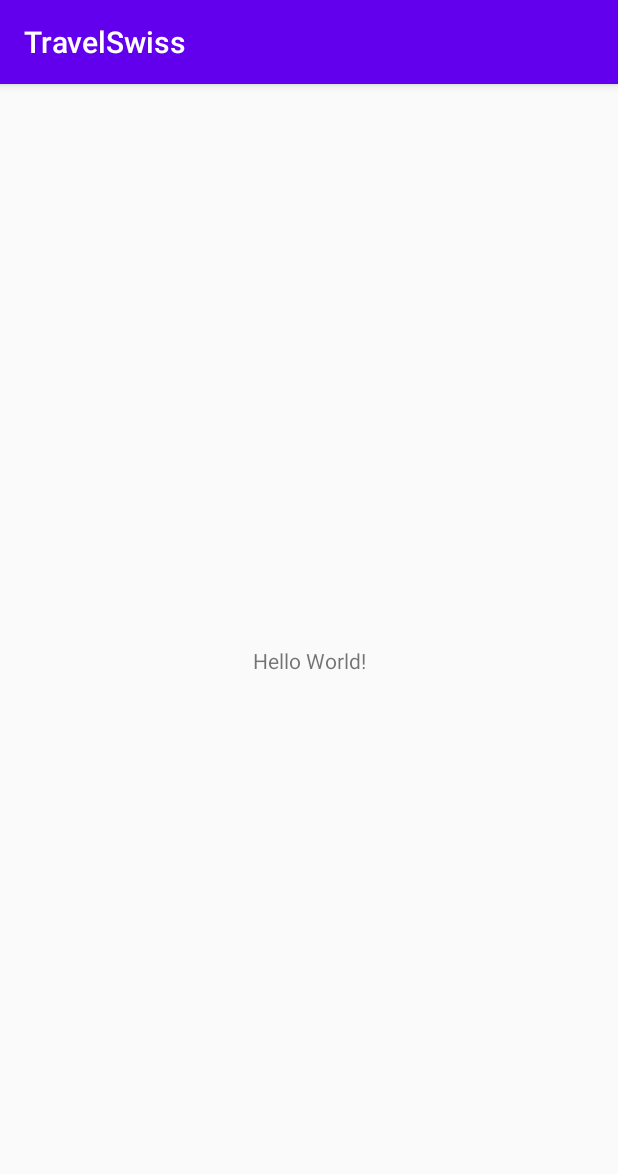
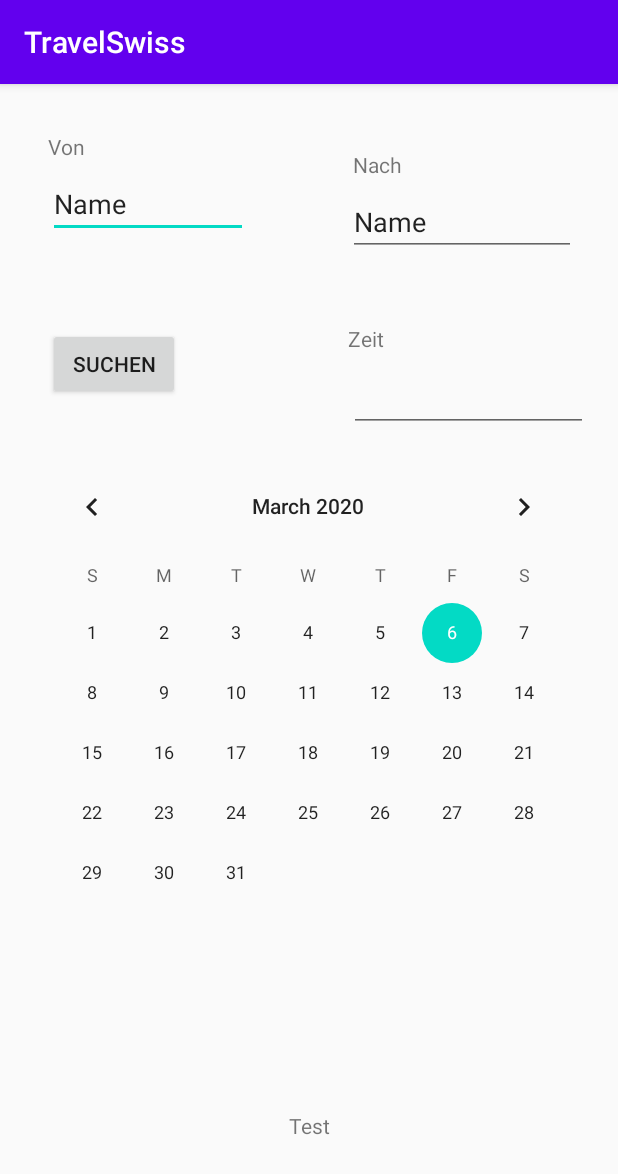
Before and after one commit to PanikSchale2001/TravelSwiss, an Android app: the screen it shows after launch (MainActivity), on a phone screen of 412 x 824 dp. Shown: the top 1174 px of the screen. Run offline under Robolectric (Android 15) with nearby library versions, the phone set to English and light mode, and no system bars.

Commit message:
Test formular homepage

```diff
--- a/app/src/main/java/ninja/jfr/travelswiss/MainActivity.java
+++ b/app/src/main/java/ninja/jfr/travelswiss/MainActivity.java
@@ -2,7 +2,16 @@ package ninja.jfr.travelswiss;
 
 import androidx.appcompat.app.AppCompatActivity;
 
+import android.icu.text.SimpleDateFormat;
 import android.os.Bundle;
+import android.view.View;
+import android.widget.Button;
+import android.widget.CalendarView;
+import android.widget.EditText;
+import android.widget.TextView;
+
+import java.util.Calendar;
+import java.util.Date;
 
 public class MainActivity extends AppCompatActivity {
 
@@ -10,5 +19,36 @@ public class MainActivity extends AppCompatActivity {
     protected void onCreate(Bundle savedInstanceState) {
         super.onCreate(savedInstanceState);
         setContentView(R.layout.activity_main);
+
+        Button button = (Button) findViewById(R.id.search);
+        final TextView textView = (TextView) findViewById(R.id.testText);
+
+
+        final Calendar calendarDate = Calendar.getInstance();
+
+        CalendarView calendarView = findViewById(R.id.calendarView);
+        calendarView.setOnDateChangeListener(new CalendarView.OnDateChangeListener() {
+            @Override
+            public void onSelectedDayChange(CalendarView view, int year, int month, int dayOfMonth) {
+                calendarDate.set(year, month, dayOfMonth);
+
+            }
+        });
+
+
+        button.setOnClickListener(new View.OnClickListener() {
+            @Override
+            public void onClick(View v) {
+                EditText from = (EditText) findViewById(R.id.textFrom);
+                EditText to = (EditText) findViewById(R.id.textTo);
+                EditText time = (EditText) findViewById(R.id.textTime);
+
+                SimpleDateFormat sdf = new SimpleDateFormat("yyyy-MM-dd");
+                String date = sdf.format(calendarDate.getTime());
+                textView.setText(date);
+            }
+        });
     }
+
+
 }
--- /dev/null
+++ b/app/src/main/res/drawable/ic_search_black_24dp.xml
@@ -0,0 +1,9 @@
+<vector xmlns:android="http://schemas.android.com/apk/res/android"
+        android:width="24dp"
+        android:height="24dp"
+        android:viewportWidth="24.0"
+        android:viewportHeight="24.0">
+    <path
+        android:fillColor="#FF000000"
+        android:pathData="M15.5,14h-0.79l-0.28,-0.27C15.41,12.59 16,11.11 16,9.5 16,5.91 13.09,3 9.5,3S3,5.91 3,9.5 5.91,16 9.5,16c1.61,0 3.09,-0.59 4.23,-1.57l0.27,0.28v0.79l5,4.99L20.49,19l-4.99,-5zM9.5,14C7.01,14 5,11.99 5,9.5S7.01,5 9.5,5 14,7.01 14,9.5 11.99,14 9.5,14z"/>
+</vector>
--- a/app/src/main/res/layout/activity_main.xml
+++ b/app/src/main/res/layout/activity_main.xml
@@ -7,12 +7,103 @@
     tools:context=".MainActivity">
 
     <TextView
+        android:id="@+id/textView2"
         android:layout_width="wrap_content"
         android:layout_height="wrap_content"
-        android:text="Hello World!"
+        android:layout_marginStart="32dp"
+        android:layout_marginBottom="9dp"
+        android:text="Von"
+        app:layout_constraintBottom_toTopOf="@+id/textFrom"
+        app:layout_constraintStart_toStartOf="parent" />
+
+    <TextView
+        android:id="@+id/textView3"
+        android:layout_width="wrap_content"
+        android:layout_height="wrap_content"
+        android:layout_marginEnd="144dp"
+        android:layout_marginBottom="9dp"
+        android:text="Nach"
+        app:layout_constraintBottom_toTopOf="@+id/textTo"
+        app:layout_constraintEnd_toEndOf="parent" />
+
+    <Button
+        android:id="@+id/search"
+        android:layout_width="wrap_content"
+        android:layout_height="wrap_content"
+        android:text="Suchen"
         app:layout_constraintBottom_toBottomOf="parent"
-        app:layout_constraintLeft_toLeftOf="parent"
-        app:layout_constraintRight_toRightOf="parent"
+        app:layout_constraintEnd_toEndOf="parent"
+        app:layout_constraintHorizontal_bias="0.099"
+        app:layout_constraintStart_toStartOf="parent"
+        app:layout_constraintTop_toTopOf="parent"
+        app:layout_constraintVertical_bias="0.226" />
+
+    <CalendarView
+        android:id="@+id/calendarView"
+        android:layout_width="376dp"
+        android:layout_height="372dp"
+        app:layout_constraintBottom_toBottomOf="parent"
+        app:layout_constraintEnd_toEndOf="parent"
+        app:layout_constraintHorizontal_bias="0.485"
+        app:layout_constraintStart_toStartOf="parent"
+        app:layout_constraintTop_toTopOf="parent"
+        app:layout_constraintVertical_bias="0.626" />
+
+    <TextView
+        android:id="@+id/textView4"
+        android:layout_width="wrap_content"
+        android:layout_height="wrap_content"
+        android:layout_marginEnd="156dp"
+        android:layout_marginBottom="7dp"
+        android:text="Zeit"
+        app:layout_constraintBottom_toTopOf="@+id/textTime"
+        app:layout_constraintEnd_toEndOf="parent" />
+
+    <TextView
+        android:id="@+id/testText"
+        android:layout_width="wrap_content"
+        android:layout_height="wrap_content"
+        android:text="Test"
+        app:layout_constraintBottom_toBottomOf="parent"
+        app:layout_constraintEnd_toEndOf="parent"
+        app:layout_constraintHorizontal_bias="0.5"
+        app:layout_constraintStart_toStartOf="parent"
+        app:layout_constraintTop_toBottomOf="@+id/calendarView" />
+
+    <EditText
+        android:id="@+id/textFrom"
+        android:layout_width="133dp"
+        android:layout_height="42dp"
+        android:layout_marginStart="32dp"
+        android:ems="10"
+        android:inputType="textPersonName"
+        android:text="Name"
+        app:layout_constraintBottom_toTopOf="@+id/search"
+        app:layout_constraintStart_toStartOf="parent"
         app:layout_constraintTop_toTopOf="parent" />
 
+    <EditText
+        android:id="@+id/textTo"
+        android:layout_width="152dp"
+        android:layout_height="42dp"
+        android:layout_marginEnd="28dp"
+        android:ems="10"
+        android:inputType="textPersonName"
+        android:text="Name"
+        app:layout_constraintBottom_toTopOf="@+id/textTime"
+        app:layout_constraintEnd_toEndOf="parent"
+        app:layout_constraintTop_toTopOf="parent" />
+
+    <EditText
+        android:id="@+id/textTime"
+        android:layout_width="159dp"
+        android:layout_height="45dp"
+        android:layout_marginEnd="20dp"
+        android:layout_marginBottom="16dp"
+        android:ems="10"
+        android:inputType="time"
+        app:layout_constraintBottom_toTopOf="@+id/calendarView"
+        app:layout_constraintEnd_toEndOf="parent" />
+
+
 </androidx.constraintlayout.widget.ConstraintLayout>
--- /dev/null
+++ b/app/src/main/res/menu/menu.xml
@@ -0,0 +1,10 @@
+<?xml version="1.0" encoding="utf-8"?>
+<menu xmlns:app="http://schemas.android.com/apk/res-auto"
+    xmlns:android="http://schemas.android.com/apk/res/android">
+    <item
+        android:id="@+id/imageView2"
+        android:layout_width="55dp"
+        android:layout_height="65dp"
+        android:icon="@drawable/schweiz"
+        android:title="" />
+</menu>
```
Also changed, not shown: app/src/main/res/drawable-v24/schweiz.png (added).
